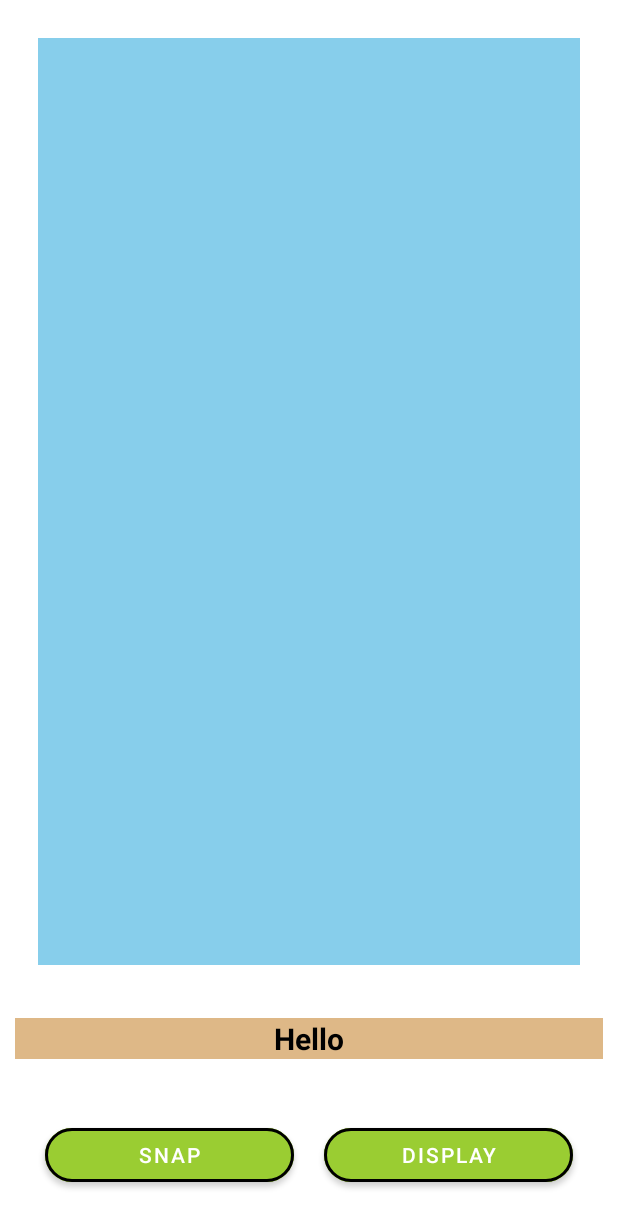
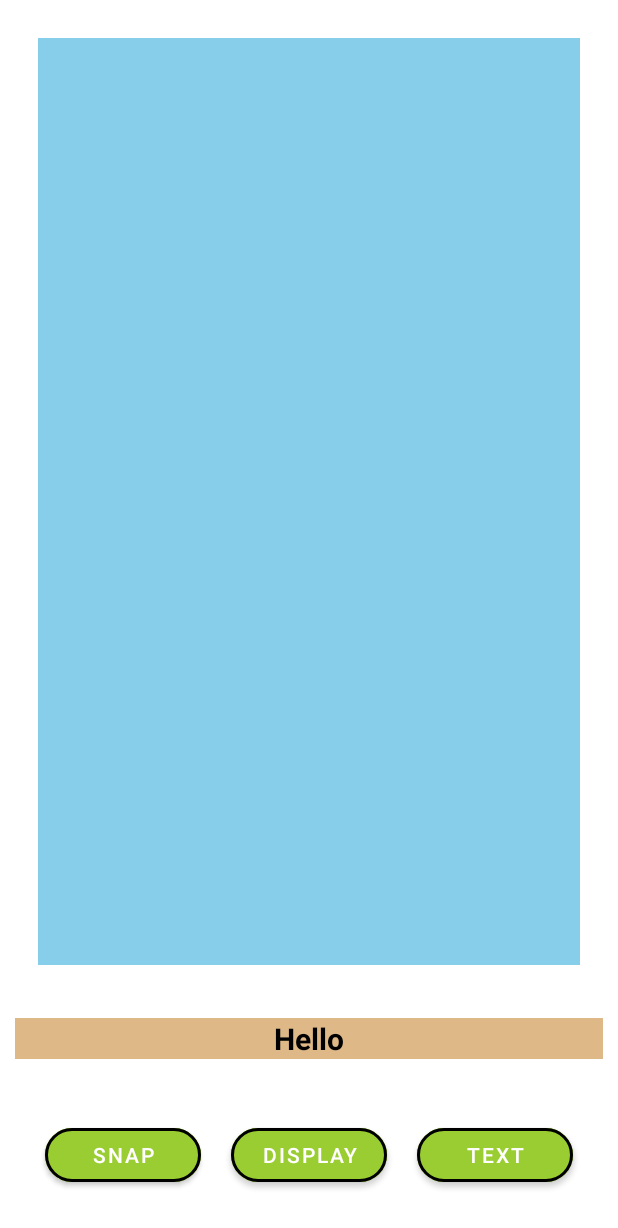
Before and after one commit to uditjain100/FireCamera, an Android app: the BitmapActivity screen opened directly, with no data from a screen before it, on a phone screen of 412 x 824 dp. Shown: the top 1228 px of the screen. Run offline under Robolectric (Android 15) with nearby library versions, the phone set to English and light mode, and no system bars.

Commit message:
Text Detection Work Added with Firebase

```diff
--- a/app/build.gradle
+++ b/app/build.gradle
@@ -31,6 +31,8 @@ dependencies {
     implementation 'androidx.appcompat:appcompat:1.1.0'
     implementation 'androidx.constraintlayout:constraintlayout:1.1.3'
     implementation 'com.google.firebase:firebase-storage:19.1.1'
+    implementation 'com.google.firebase:firebase-ml-vision:24.0.3'
+    implementation 'com.google.firebase:firebase-core:15.0.2'
     testImplementation 'junit:junit:4.12'
     androidTestImplementation 'androidx.test.ext:junit:1.1.1'
     androidTestImplementation 'androidx.test.espresso:espresso-core:3.2.0'
--- a/app/src/main/res/layout/activity_bitmap.xml
+++ b/app/src/main/res/layout/activity_bitmap.xml
@@ -38,7 +38,7 @@
         android:layout_height="wrap_content"
         android:layout_alignParentBottom="true"
         android:layout_margin="20dp"
-        android:weightSum="2">
+        android:weightSum="3">
 
         <com.google.android.material.button.MaterialButton
             android:id="@+id/snap_btn"
@@ -68,6 +68,20 @@
             app:strokeColor="@color/Black"
             app:strokeWidth="2dp" />
 
+        <com.google.android.material.button.MaterialButton
+            android:id="@+id/text_recognizer_btn"
+            android:layout_width="0dp"
+            android:layout_height="wrap_content"
+            android:layout_margin="10dp"
+            android:layout_weight="1"
+            android:backgroundTint="@color/YellowGreen"
+            android:gravity="center"
+            android:text="Text"
+            app:cornerRadius="40dp"
+            app:rippleColor="@color/Yellow"
+            app:strokeColor="@color/Black"
+            app:strokeWidth="2dp" />
+
     </LinearLayout>
 
 
```
Also changed, not shown: app/src/main/AndroidManifest.xml (+15 -3 lines), app/src/main/java/udit/programmer/co/firecamera/BitmapActivity.kt (+35 -1 lines), app/src/main/java/udit/programmer/co/firecamera/HDActivity.kt (+36 -0 lines), app/src/main/res/layout/activity_h_d.xml (+16 -1 lines).
